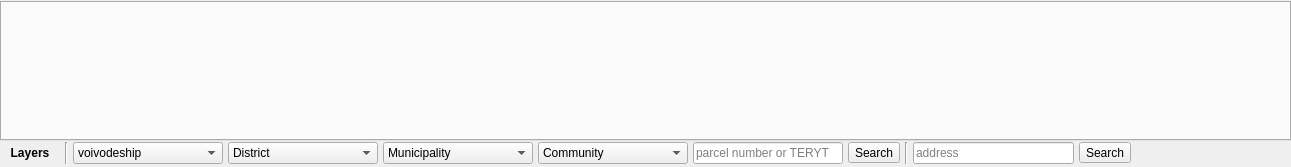
Above: giap_dynamic_layout.ui from GIAPspzoo/GIAP_PolaMap_lite before the change. Below: the same form after it.
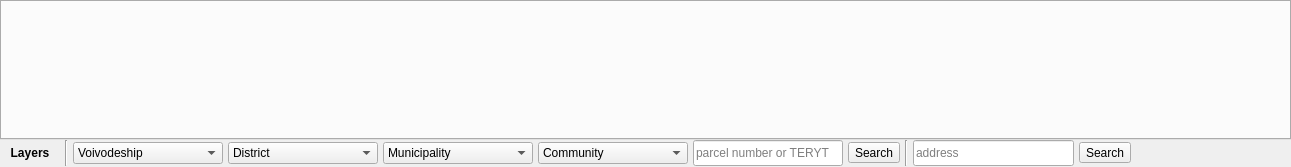
That is the form after the change.

```diff
--- a/giap_dynamic_layout.ui
+++ b/giap_dynamic_layout.ui
@@ -127,7 +127,7 @@
        </property>
        <item>
         <property name="text">
-         <string>voivodeship</string>
+         <string>Voivodeship </string>
         </property>
        </item>
       </widget>
@@ -182,7 +182,7 @@
        <property name="minimumSize">
         <size>
          <width>150</width>
-         <height>0</height>
+         <height>26</height>
         </size>
        </property>
        <property name="maximumSize">
@@ -221,6 +221,12 @@
      </item>
      <item>
       <widget class="QLineEdit" name="lineEdit_address">
+       <property name="minimumSize">
+        <size>
+         <width>0</width>
+         <height>26</height>
+        </size>
+       </property>
        <property name="text">
         <string/>
        </property>
```
